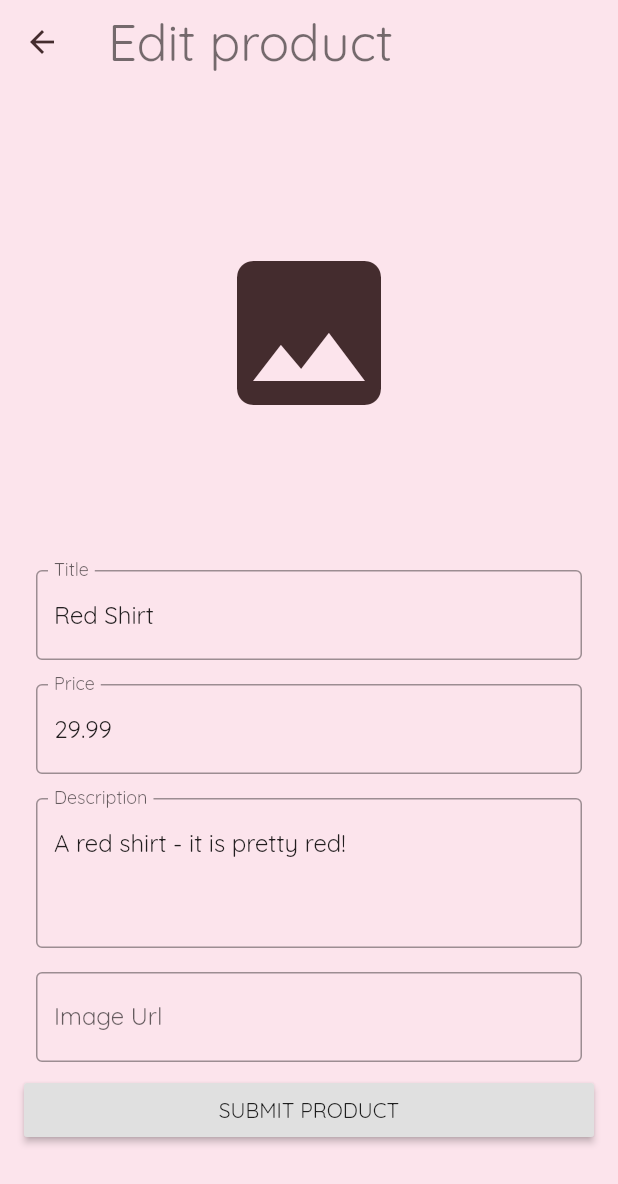
After one commit to Priyanka-Sachan/Flutter-Temps, a Flutter app: the ManageProductScreen screen opened by its route, after a tap on the "edit" icon, on a phone screen of 412 x 824 dp. The commit adds this screen. Shown: the top 1184 px of the screen. Run offline on Flutter 3.47's test engine with Material 2 defaults, Android fonts, the phone set to English and light mode, and no system bars; network calls fail.

Commit message:
Add product.

```diff
--- a/mall_at_web/lib/main.dart
+++ b/mall_at_web/lib/main.dart
@@ -1,8 +1,11 @@
 import 'package:flutter/material.dart';
-import 'package:mallatweb/providers/orders.dart';
-import 'package:mallatweb/widgets/orders_screen.dart';
 import 'package:provider/provider.dart';
 
+import './providers/product.dart';
+import './widgets/edit_product_screen.dart';
+import './widgets/manage_product_screen.dart';
+import './providers/orders.dart';
+import './widgets/orders_screen.dart';
 import './widgets/cart_screen.dart';
 import './widgets/product_details_screen.dart';
 import './widgets/products_overview_screen.dart';
@@ -25,6 +28,7 @@ class MyApp extends StatelessWidget {
       child: MaterialApp(
           debugShowCheckedModeBanner: false,
           theme: ThemeData(
+              primaryColor: Color.fromRGBO(68, 44, 46, 1),
               primaryColorLight: Colors.pink.shade50,
               primaryColorDark: Colors.pink.shade200,
               accentColor: Color.fromRGBO(68, 44, 46, 1),
@@ -35,6 +39,8 @@ class MyApp extends StatelessWidget {
             ProductDetailsScreen.routeName: (ctx) => ProductDetailsScreen(),
             CartScreen.routeName: (ctx) => CartScreen(),
             OrdersScreen.routeName: (ctx) => OrdersScreen(),
+            ManageProductScreen.routeName: (ctx) => ManageProductScreen(),
+            EditProductScreen.routeName: (ctx) => EditProductScreen(Product()),
           }),
     );
   }
--- a/mall_at_web/lib/providers/products_provider.dart
+++ b/mall_at_web/lib/providers/products_provider.dart
@@ -59,7 +59,8 @@ class Products with ChangeNotifier {
         title: "Ohrensessel Josslyn",
         description: " ",
         price: 46.89,
-        imageUrl: "https://encrypted-tbn0.gstatic.com/images?q=tbn%3AANd9GcRlShSQPlz98nSQXtjbfQymM4a5mbQlLPgYIg&usqp=CAU"),
+        imageUrl:
+            "https://encrypted-tbn0.gstatic.com/images?q=tbn%3AANd9GcRlShSQPlz98nSQXtjbfQymM4a5mbQlLPgYIg&usqp=CAU"),
     Product(
         id: 'p9',
         title: "Sessel Sofie",
@@ -101,16 +102,31 @@ class Products with ChangeNotifier {
     return _products;
   }
 
-  List<Product> getFavouriteProducts(){
+  List<Product> getFavouriteProducts() {
     return _products.where((product) => product.isFavourite).toList();
   }
 
-  Product getProductById(String id){
-     return _products.firstWhere((product) => product.id==id);
+  Product getProductById(String id) {
+    return _products.firstWhere((product) => product.id == id);
   }
 
   void addProduct(Product product) {
-    _products.add(product);
+    String timeStamp;
+    if (product.id == null)
+      timeStamp = DateTime.now().toIso8601String();
+    else {
+      timeStamp = product.id;
+      _products.removeWhere((p) => p.id == timeStamp);
+    }
+    _products.insert(
+        0,
+        Product(
+            id: timeStamp,
+            title: product.title,
+            description: product.description,
+            price: product.price,
+            imageUrl: product.imageUrl,
+            isFavourite: product.isFavourite));
     notifyListeners();
   }
 }
--- /dev/null
+++ b/mall_at_web/lib/widgets/edit_product_screen.dart
@@ -0,0 +1,209 @@
+import 'package:flutter/material.dart';
+import 'package:provider/provider.dart';
+
+import '../providers/products_provider.dart';
+import '../providers/product.dart';
+
+class EditProductScreen extends StatefulWidget {
+  static final routeName = '/edit-product-screen';
+
+  final Product product;
+  EditProductScreen(this.product);
+
+  @override
+  _EditProductScreenState createState() => _EditProductScreenState();
+}
+
+class _EditProductScreenState extends State<EditProductScreen> {
+  final _priceFocusNode = FocusNode();
+  final _descriptionFocusNode = FocusNode();
+  final _imageUrlFocusNode = FocusNode();
+  final _imageUrlController = TextEditingController();
+  final _form = GlobalKey<FormState>();
+  bool _init=false;
+  Product editedProduct;
+
+  @override
+  void initState() {
+    _init=true;
+    _imageUrlFocusNode.addListener(_updateImage);
+    super.initState();
+  }
+
+  @override
+  void didChangeDependencies() {
+   if(_init){
+     editedProduct=ModalRoute.of(context).settings.arguments as Product;
+   }
+    super.didChangeDependencies();
+  }
+
+  @override
+  void dispose() {
+    _imageUrlFocusNode.removeListener(_updateImage);
+    _priceFocusNode.dispose();
+    _descriptionFocusNode.dispose();
+    _imageUrlFocusNode.dispose();
+    _imageUrlController.dispose();
+    super.dispose();
+  }
+
+  void _updateImage() {
+    if (!_imageUrlFocusNode.hasFocus) setState(() {});
+  }
+
+  void _saveProduct() {
+    if (_form.currentState.validate()) {
+      _form.currentState.save();
+      Provider.of<Products>(context, listen: false).addProduct(editedProduct);
+      Navigator.of(context).pop();
+    }
+  }
+
+  @override
+  Widget build(BuildContext context) {
+    return Scaffold(
+      backgroundColor: Colors.pink.shade50,
+      appBar: AppBar(
+        backgroundColor: Colors.transparent,
+        elevation: 0,
+        title: Text(
+          'Edit product',
+          style: Theme.of(context).textTheme.headline4,
+        ),
+        iconTheme: IconThemeData(color: Theme.of(context).accentColor),
+      ),
+      body: Padding(
+        padding: const EdgeInsets.all(16.0),
+        child: Form(
+          key: _form,
+          child: ListView(
+            children: <Widget>[
+              Container(
+                height: 300,
+                decoration:
+                    BoxDecoration(borderRadius: BorderRadius.circular(16)),
+                child: ClipRRect(
+                  borderRadius: BorderRadius.circular(16),
+                  child: _imageUrlController.text.isEmpty
+                      ? Icon(Icons.image,size: 128,)
+                      : Image.network(
+                          _imageUrlController.text,
+                          fit: BoxFit.cover,
+                        ),
+                ),
+              ),
+              Container(
+                margin: EdgeInsets.all(8),
+                child: TextFormField(
+                  decoration: InputDecoration(
+                    labelText: 'Title',
+                    border: OutlineInputBorder(),
+                  ),
+                  initialValue: editedProduct.title,
+                  keyboardType: TextInputType.text,
+                  textInputAction: TextInputAction.next,
+                  onFieldSubmitted: (value) {
+                    FocusScope.of(context).requestFocus(_priceFocusNode);
+                  },
+                  onSaved: (value) => editedProduct = Product(
+                      id: editedProduct.id,
+                      title: value,
+                      description: editedProduct.description,
+                      price: editedProduct.price,
+                      imageUrl: editedProduct.imageUrl,
+                      isFavourite: editedProduct.isFavourite),
+                  validator: (value) {
+                    if (value.isEmpty) return 'Title cannot be empty.';
+                    return null;
+                  },
+                ),
+              ),
+                Container(
+                  margin: EdgeInsets.all(8),
+                  child: TextFormField(
+                  decoration: InputDecoration(
+                    labelText: 'Price',
+                    border: OutlineInputBorder(),
+                  ),
+                  initialValue: editedProduct.price.toString(),
+                  textInputAction: TextInputAction.next,
+                  keyboardType: TextInputType.number,
+                  focusNode: _priceFocusNode,
+                  onFieldSubmitted: (value) {
+                    FocusScope.of(context).requestFocus(_descriptionFocusNode);
+                  },
+                  onSaved: (value) => editedProduct = Product(
+                      id: editedProduct.id,
+                      title: editedProduct.title,
+                      description: editedProduct.description,
+                      price: double.parse(value),
+                      imageUrl: editedProduct.imageUrl,
+                      isFavourite: editedProduct.isFavourite),
+                  validator: (value) {
+                    if (value.isEmpty) return 'Enter a price';
+                    if (double.parse(value) <= 0)
+                      return 'Price should be greater than 0';
+                    return null;
+                  },
+              ),
+                ),
+              Container(
+                margin: EdgeInsets.all(8),
+                child: TextFormField(
+                  decoration: InputDecoration(
+                    labelText: 'Description',
+                    border: OutlineInputBorder(),
+                  ),
+                  initialValue: editedProduct.description,
+                  keyboardType: TextInputType.multiline,
+                  maxLines: 3,
+                  focusNode: _descriptionFocusNode,
+                  onSaved: (value) => editedProduct = Product(
+                      id: editedProduct.id,
+                      title: editedProduct.title,
+                      description: value,
+                      price: editedProduct.price,
+                      imageUrl: editedProduct.imageUrl,
+                      isFavourite: editedProduct.isFavourite),
+                  validator: (value) {
+                    if (value.isEmpty) return 'Description cannot be empty.';
+                    return null;
+                  },
+                ),
+              ),
+              Container(
+                margin: EdgeInsets.all(8),
+                child: TextFormField(
+                  decoration: InputDecoration(
+                    labelText: 'Image Url',
+                    border: OutlineInputBorder(),
+                  ),
+                  keyboardType: TextInputType.url,
+                  textInputAction: TextInputAction.done,
+                  controller: _imageUrlController,
+                  focusNode: _imageUrlFocusNode,
+                  onSaved: (value) => editedProduct = Product(
+                      id: editedProduct.id,
+                      title: editedProduct.title,
+                      description: editedProduct.description,
+                      price: editedProduct.price,
+                      imageUrl: value,
+                      isFavourite: editedProduct.isFavourite),
+                  validator: (value) {
+                    if (value.isEmpty) return 'Enter correct image url.';
+                    return null;
+                  },
+                ),
+              ),
+              RaisedButton(
+                child: Text('SUBMIT PRODUCT'),
+                onPressed: _saveProduct,
+              )
+            ],
+          ),
+        ),
+      ),
+    );
+  }
+}
--- /dev/null
+++ b/mall_at_web/lib/widgets/manage_product_item.dart
@@ -0,0 +1,25 @@
+import 'package:flutter/material.dart';
+import 'package:mallatweb/widgets/edit_product_screen.dart';
+import '../providers/product.dart';
+
+class ManageProductItem extends StatelessWidget {
+  Product product;
+  ManageProductItem(this.product);
+  @override
+  Widget build(BuildContext context) {
+    return ListTile(
+      leading: CircleAvatar(
+        backgroundImage: NetworkImage(
+          product.imageUrl,
+        ),
+      ),
+      title: Text(product.title),
+      subtitle: Text('Price: Rs.${product.price}'),
+      trailing: IconButton(
+        icon: Icon(Icons.edit),
+        onPressed: () =>
+            Navigator.of(context).pushNamed(EditProductScreen.routeName,arguments: product),
+      ),
+    );
+  }
+}
--- /dev/null
+++ b/mall_at_web/lib/widgets/manage_product_screen.dart
@@ -0,0 +1,54 @@
+import 'package:flutter/material.dart';
+import 'package:mallatweb/providers/product.dart';
+import 'package:mallatweb/widgets/edit_product_screen.dart';
+import '../providers/products_provider.dart';
+import './manage_product_item.dart';
+import 'package:provider/provider.dart';
+
+class ManageProductScreen extends StatelessWidget {
+  static final routeName = '/manage-product-screen';
+  @override
+  Widget build(BuildContext context) {
+    final productData = Provider.of<Products>(context);
+    final products = productData.getProducts();
+    return Scaffold(
+      backgroundColor: Colors.pink.shade50,
+      appBar: AppBar(
+        backgroundColor: Colors.transparent,
+        elevation: 0,
+        iconTheme: IconThemeData(color: Theme.of(context).accentColor),
+        title: Text(
+          'Your Product',
+          style: Theme.of(context).textTheme.headline4,
+        ),
+      ),
+      bottomNavigationBar: BottomAppBar(
+        child: Row(
+          children: [
+            IconButton(icon: Icon(Icons.menu), onPressed: () {}),
+            Spacer(),
+            IconButton(icon: Icon(Icons.search), onPressed: () {}),
+            IconButton(icon: Icon(Icons.more_vert), onPressed: () {}),
+          ],
+        ),
+      ),
+      floatingActionButton: FloatingActionButton(
+        child: Icon(Icons.add),
+        onPressed: () => Navigator.of(context).pushNamed(
+            EditProductScreen.routeName,
+            arguments: Product(
+                id: null,
+                title: '',
+                description: '',
+                price: 0,
+                imageUrl: '',
+                isFavourite: false)),
+      ),
+      floatingActionButtonLocation: FloatingActionButtonLocation.centerDocked,
+      body: ListView.builder(
+        itemCount: products.length,
+        itemBuilder: (ctx, index) => ManageProductItem(products[index]),
+      ),
+    );
+  }
+}
```
Also changed, not shown: mall_at_web/lib/widgets/cart_item.dart (+27 -3 lines), mall_at_web/lib/widgets/cart_screen.dart (+20 -4 lines), mall_at_web/lib/widgets/order_item.dart (+11 -7 lines), mall_at_web/lib/widgets/orders_screen.dart (+6 -3 lines), mall_at_web/lib/widgets/product_details_screen.dart (+15 -6 lines), mall_at_web/lib/widgets/products_overview_item.dart (+13 -1 lines), mall_at_web/lib/widgets/products_overview_screen.dart (+17 -11 lines). Lines whose indentation alone changed are shown as unchanged.
